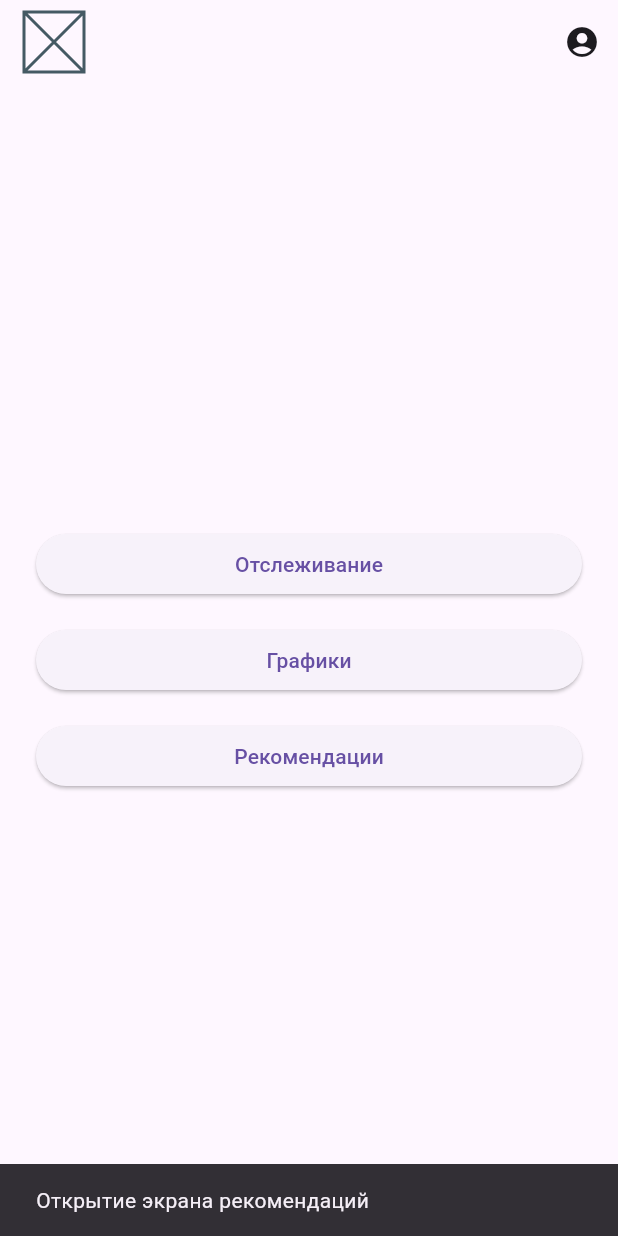
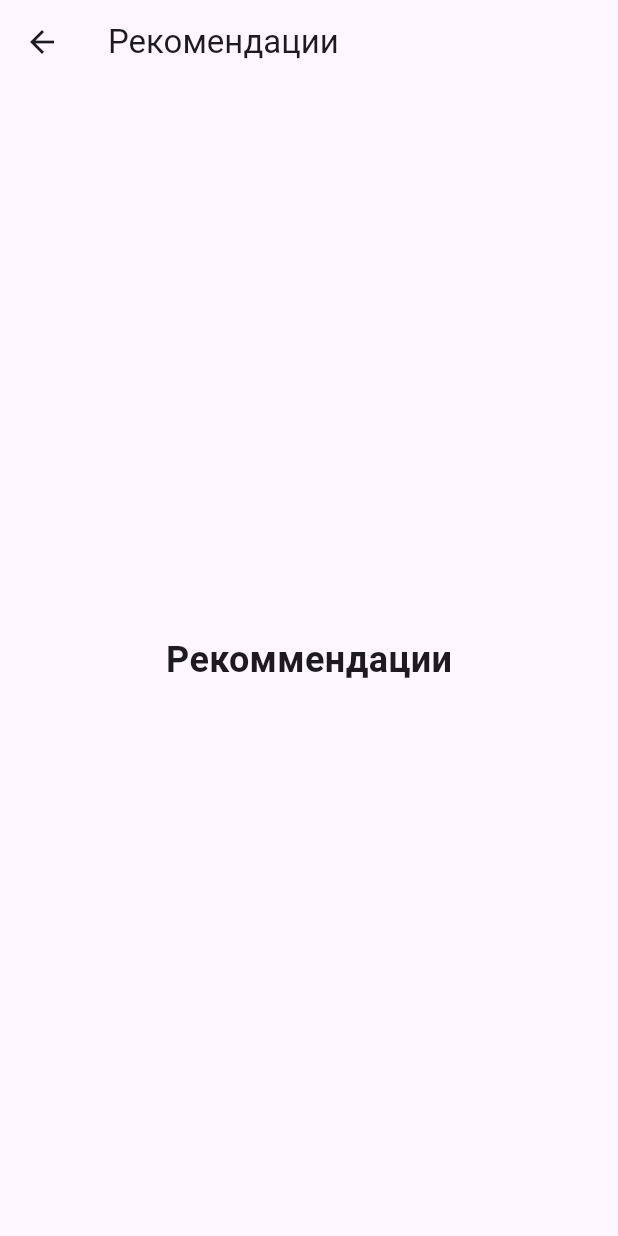
Before and after one commit to DaniilTooZir/SleepTracking_Flutter, a Flutter app: the MainMenuScreen screen opened by its route, after a tap on "Рекомендации", on a phone screen of 412 x 824 dp. Run offline on Flutter 3.47's test engine with Material 3 defaults, Android fonts, the light colour scheme and no system bars; our stand-ins replace flutter_dotenv, go_router, supabase_flutter; accounts and stored records are empty.

Commit message:
Улучшил навигацию.

```diff
--- a/lib/routes/router.dart
+++ b/lib/routes/router.dart
@@ -3,8 +3,11 @@ import 'package:go_router/go_router.dart';
 
 //Экраны для маршрутов
 import 'package:sleep_tracking/ui/screens/authorization_screen.dart';
+import 'package:sleep_tracking/ui/screens/personal_account_screen.dart';
+import 'package:sleep_tracking/ui/screens/recommendations_screen.dart';
 import 'package:sleep_tracking/ui/screens/registration_screen.dart';
 import 'package:sleep_tracking/ui/screens/main_menu_screen.dart';
+import 'package:sleep_tracking/ui/screens/report_chart_screen.dart';
 import 'package:sleep_tracking/ui/screens/sleep_tracking_screen.dart';
 
 final GoRouter appRouter = GoRouter(
@@ -14,5 +17,8 @@ final GoRouter appRouter = GoRouter(
     GoRoute(path: '/register', builder: (context, state) => RegisterScreen()),
     GoRoute(path: '/main', builder: (context, state) => MainMenuScreen()),
     GoRoute(path: '/sleepTracking', builder: (context, state) => SleepTrackingScreen()),
+    GoRoute(path: '/reportChart', builder: (context, state) => ReportChartScreen()),
+    GoRoute(path: '/recommendation', builder: (context, state) => RecommendationsScreen()),
+    GoRoute(path: '/personalAccount', builder: (context, state) => PersonalAccountScreen()),
   ],
 );
--- a/lib/ui/screens/main_menu_screen.dart
+++ b/lib/ui/screens/main_menu_screen.dart
@@ -29,7 +29,7 @@ class MainMenuScreen extends StatelessWidget {
             IconButton(
               icon: const Icon(Icons.account_circle),
               onPressed: () {
-                _showSnackBar(context, 'Переход в личный кабинет');
+                context.push('/personalAccount');
               },
             ),
           ],
@@ -57,17 +57,14 @@ class MainMenuScreen extends StatelessWidget {
                       const SizedBox(height: 16),
                       ElevatedButton(
                         onPressed: () {
-                          _showSnackBar(context, 'Открытие экрана графиков');
+                          context.push('/reportChart');
                         },
                         child: const Text('Графики'),
                       ),
                       const SizedBox(height: 16),
                       ElevatedButton(
                         onPressed: () {
-                          _showSnackBar(
-                            context,
-                            'Открытие экрана рекомендаций',
-                          );
+                          context.push('/recommendation');
                         },
                         child: const Text('Рекомендации'),
                       ),
--- a/lib/ui/screens/recommendations_screen.dart
+++ b/lib/ui/screens/recommendations_screen.dart
@@ -0,0 +1,23 @@
+import 'package:flutter/material.dart';
+
+class RecommendationsScreen extends StatefulWidget {
+  const RecommendationsScreen({super.key});
+
+  @override
+  _RecommendationsScreenState createState() => _RecommendationsScreenState();
+}
+
+class _RecommendationsScreenState extends State<RecommendationsScreen> {
+  @override
+  Widget build(BuildContext context) {
+    return Scaffold(
+      appBar: AppBar(title: const Text('Рекомендации')),
+      body: const Center(
+        child: Text(
+          'Рекоммендации',
+          style: TextStyle(fontSize: 24, fontWeight: FontWeight.bold),
+        ),
+      ),
+    );
+  }
+}
```
Also changed, not shown: lib/ui/screens/personal_account_screen.dart (+23 -0 lines), lib/ui/screens/report_chart_screen.dart (+23 -0 lines).
